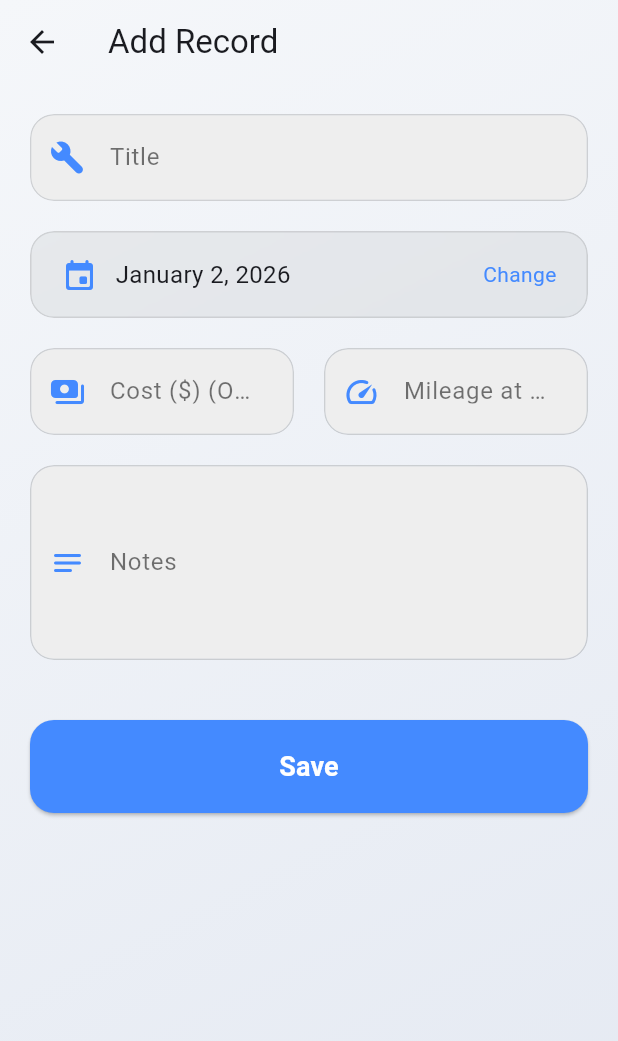
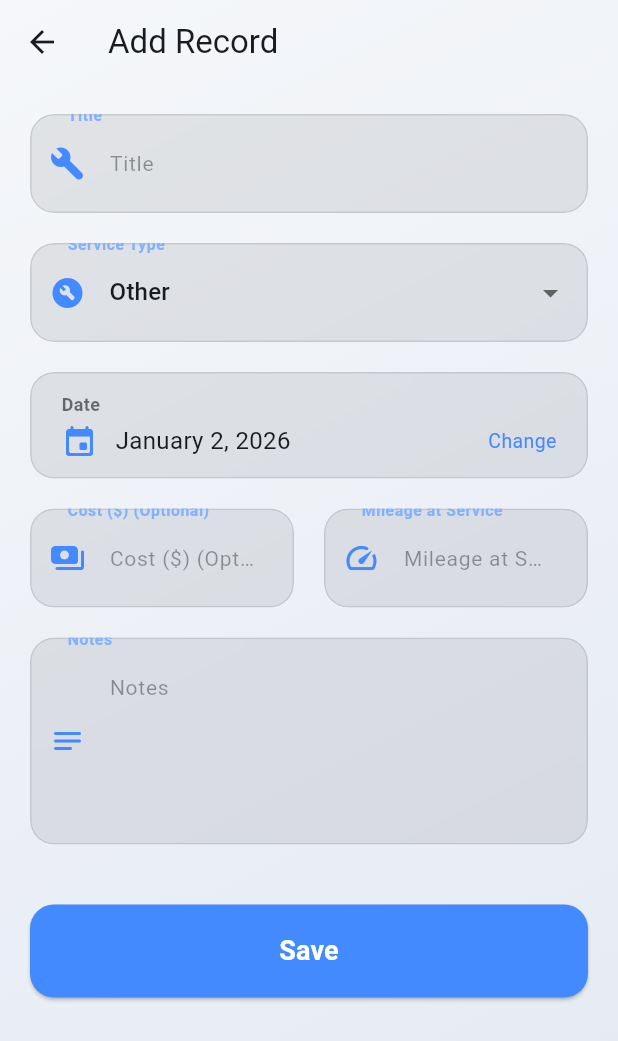
Before and after one commit to nhuquan/garage, a Flutter app: the AddEditMaintenanceScreen screen opened directly with empty values, on a phone screen of 412 x 824 dp. Shown: the top 1041 px of the screen. Run offline on Flutter 3.47's test engine with Material 3 defaults, Android fonts, the phone set to English and light mode, and no system bars; our stand-ins replace equatable, flutter_bloc, flutter_secure_storage, go_router, shared_preferences; accounts and stored records are empty.

Commit message:
Add type of maintenance

```diff
--- a/backend/lib/db.dart
+++ b/backend/lib/db.dart
@@ -60,11 +60,16 @@ class DbClient {
         id UUID PRIMARY KEY,
         vehicle_id UUID NOT NULL REFERENCES vehicles(id) ON DELETE CASCADE,
         title TEXT NOT NULL,
+        type TEXT NOT NULL DEFAULT 'other',
         date TIMESTAMP NOT NULL,
         cost DOUBLE PRECISION NOT NULL,
         mileage_at_service DOUBLE PRECISION NOT NULL,
         notes TEXT
       );
     ''');
+
+    await conn.execute('''
+      ALTER TABLE maintenance_items ADD COLUMN IF NOT EXISTS type TEXT NOT NULL DEFAULT 'other';
+    ''');
   }
 }
--- a/lib/l10n/app_en.arb
+++ b/lib/l10n/app_en.arb
@@ -40,5 +40,12 @@
   "notes": "Notes",
   "optional": "(Optional)",
   "noVehicles": "No vehicles found. Add one!",
-  "noMaintenance": "No maintenance records found."
+  "noMaintenance": "No maintenance records found.",
+  "serviceType": "Service Type",
+  "oil": "Oil Change",
+  "brake": "Brake Service",
+  "coolant": "Coolant Flush",
+  "tire": "Tire Rotation/Change",
+  "filter": "Filter Replacement",
+  "other": "Other"
 }
--- a/lib/l10n/app_localizations.dart
+++ b/lib/l10n/app_localizations.dart
@@ -301,6 +301,48 @@ abstract class AppLocalizations {
   /// In en, this message translates to:
   /// **'No maintenance records found.'**
   String get noMaintenance;
+
+  /// No description provided for @serviceType.
+  ///
+  /// In en, this message translates to:
+  /// **'Service Type'**
+  String get serviceType;
+
+  /// No description provided for @oil.
+  ///
+  /// In en, this message translates to:
+  /// **'Oil Change'**
+  String get oil;
+
+  /// No description provided for @brake.
+  ///
+  /// In en, this message translates to:
+  /// **'Brake Service'**
+  String get brake;
+
+  /// No description provided for @coolant.
+  ///
+  /// In en, this message translates to:
+  /// **'Coolant Flush'**
+  String get coolant;
+
+  /// No description provided for @tire.
+  ///
+  /// In en, this message translates to:
+  /// **'Tire Rotation/Change'**
+  String get tire;
+
+  /// No description provided for @filter.
+  ///
+  /// In en, this message translates to:
+  /// **'Filter Replacement'**
+  String get filter;
+
+  /// No description provided for @other.
+  ///
+  /// In en, this message translates to:
+  /// **'Other'**
+  String get other;
 }
 
 class _AppLocalizationsDelegate
--- a/lib/models/maintenance_item.dart
+++ b/lib/models/maintenance_item.dart
@@ -1,9 +1,11 @@
 import 'package:equatable/equatable.dart';
+import 'maintenance_type.dart';
 
 class MaintenanceItem extends Equatable {
   final String id;
   final String vehicleId;
   final String title;
+  final MaintenanceType type;
   final DateTime date;
   final double cost;
   final double mileageAtService;
@@ -13,6 +15,7 @@ class MaintenanceItem extends Equatable {
     required this.id,
     required this.vehicleId,
     required this.title,
+    required this.type,
     required this.date,
     required this.cost,
     required this.mileageAtService,
@@ -23,6 +26,7 @@ class MaintenanceItem extends Equatable {
     String? id,
     String? vehicleId,
     String? title,
+    MaintenanceType? type,
     DateTime? date,
     double? cost,
     double? mileageAtService,
@@ -32,6 +36,7 @@ class MaintenanceItem extends Equatable {
       id: id ?? this.id,
       vehicleId: vehicleId ?? this.vehicleId,
       title: title ?? this.title,
+      type: type ?? this.type,
       date: date ?? this.date,
       cost: cost ?? this.cost,
       mileageAtService: mileageAtService ?? this.mileageAtService,
@@ -44,6 +49,7 @@ class MaintenanceItem extends Equatable {
       'id': id,
       'vehicleId': vehicleId,
       'title': title,
+      'type': type.name,
       'date': date.toIso8601String(),
       'cost': cost,
       'mileageAtService': mileageAtService,
@@ -56,6 +62,7 @@ class MaintenanceItem extends Equatable {
       id: map['id'] as String,
       vehicleId: map['vehicleId'] as String,
       title: map['title'] as String,
+      type: MaintenanceType.fromString(map['type'] as String?),
       date: DateTime.parse(map['date'] as String),
       cost: (map['cost'] as num?)?.toDouble() ?? 0.0,
       mileageAtService: (map['mileageAtService'] as num).toDouble(),
@@ -64,5 +71,5 @@ class MaintenanceItem extends Equatable {
   }
 
   @override
-  List<Object?> get props => [id, vehicleId, title, date, cost, mileageAtService, notes];
+  List<Object?> get props => [id, vehicleId, title, type, date, cost, mileageAtService, notes];
 }
--- /dev/null
+++ b/lib/models/maintenance_type.dart
@@ -0,0 +1,70 @@
+import 'package:flutter/material.dart';
+
+import '../l10n/app_localizations.dart';
+
+enum MaintenanceType {
+  oil,
+  brake,
+  coolant,
+  tire,
+  filter,
+  other;
+
+  String localizedName(AppLocalizations l10n) {
+    switch (this) {
+      case MaintenanceType.oil:
+        return l10n.oil;
+      case MaintenanceType.brake:
+        return l10n.brake;
+      case MaintenanceType.coolant:
+        return l10n.coolant;
+      case MaintenanceType.tire:
+        return l10n.tire;
+      case MaintenanceType.filter:
+        return l10n.filter;
+      case MaintenanceType.other:
+        return l10n.other;
+    }
+  }
+
+  String get displayName {
+    switch (this) {
+      case MaintenanceType.oil:
+        return 'Oil Change';
+      case MaintenanceType.brake:
+        return 'Brake Service';
+      case MaintenanceType.coolant:
+        return 'Coolant Flush';
+      case MaintenanceType.tire:
+        return 'Tire Rotation/Change';
+      case MaintenanceType.filter:
+        return 'Filter Replacement';
+      case MaintenanceType.other:
+        return 'Other';
+    }
+  }
+
+  IconData get icon {
+    switch (this) {
+      case MaintenanceType.oil:
+        return Icons.oil_barrel_rounded;
+      case MaintenanceType.brake:
+        return Icons.minor_crash_rounded; // Or icons.settings_backup_restore
+      case MaintenanceType.coolant:
+        return Icons.water_drop_rounded;
+      case MaintenanceType.tire:
+        return Icons.tire_repair_rounded;
+      case MaintenanceType.filter:
+        return Icons.air_rounded;
+      case MaintenanceType.other:
+        return Icons.build_circle_rounded;
+    }
+  }
+
+  static MaintenanceType fromString(String? value) {
+    return MaintenanceType.values.firstWhere(
+      (e) => e.name == value,
+      orElse: () => MaintenanceType.other,
+    );
+  }
+}
--- a/lib/screens/add_edit_maintenance_screen.dart
+++ b/lib/screens/add_edit_maintenance_screen.dart
@@ -7,6 +7,7 @@ import 'package:uuid/uuid.dart';
 import '../blocs/garage_bloc.dart';
 import '../blocs/garage_event.dart';
 import '../models/maintenance_item.dart';
+import '../models/maintenance_type.dart';
 import '../widgets/glass_widget.dart';
 
 class AddEditMaintenanceScreen extends StatefulWidget {
@@ -26,6 +27,7 @@ class _AddEditMaintenanceScreenState extends State<AddEditMaintenanceScreen> {
   late TextEditingController _mileageController;
   late TextEditingController _notesController;
   late DateTime _selectedDate;
+  late MaintenanceType _selectedType;
 
   @override
   void initState() {
@@ -37,6 +39,7 @@ class _AddEditMaintenanceScreenState extends State<AddEditMaintenanceScreen> {
     _mileageController = TextEditingController(text: widget.item?.mileageAtService.toString() ?? '');
     _notesController = TextEditingController(text: widget.item?.notes ?? '');
     _selectedDate = widget.item?.date ?? DateTime.now();
+    _selectedType = widget.item?.type ?? MaintenanceType.other;
   }
 
   @override
@@ -71,6 +74,7 @@ class _AddEditMaintenanceScreenState extends State<AddEditMaintenanceScreen> {
         id: widget.item?.id ?? const Uuid().v4(),
         vehicleId: widget.vehicleId,
         title: title,
+        type: _selectedType,
         date: _selectedDate,
         cost: cost,
         mileageAtService: mileage,
@@ -117,11 +121,52 @@ class _AddEditMaintenanceScreenState extends State<AddEditMaintenanceScreen> {
                 ),
               ),
               const SizedBox(height: 20),
+              _buildFieldWrapper(
+                child: DropdownButtonFormField<MaintenanceType>(
+                  value: _selectedType,
+                  decoration: _buildInputDecoration(
+                    l10n.serviceType,
+                    _selectedType.icon,
+                    isDark,
+                  ),
+                  dropdownColor: isDark ? const Color(0xFF1E1E1E) : Colors.white,
+                  items: MaintenanceType.values.map((type) {
+                    return DropdownMenuItem(
+                      value: type,
+                      child: Text(type.localizedName(l10n)),
+                    );
+                  }).toList(),
+                  onChanged: (value) {
+                    if (value != null) {
+                      setState(() {
+                        _selectedType = value;
+                        if (_titleController.text.isEmpty ||
+                            MaintenanceType.values.any((e) => e.localizedName(l10n) == _titleController.text)) {
+                          _titleController.text = value.localizedName(l10n);
+                        }
+                      });
+                    }
+                  },
+                ),
+              ),
+              const SizedBox(height: 20),
               GestureDetector(
                 onTap: _pickDate,
                 child: _buildFieldWrapper(
-                  padding: const EdgeInsets.symmetric(horizontal: 20, vertical: 16),
-                  child: Row(
+                  padding: const EdgeInsets.symmetric(horizontal: 20, vertical: 12),
+                  child: Column(
+                    crossAxisAlignment: CrossAxisAlignment.start,
+                    children: [
+                      Text(
+                        l10n.date,
+                        style: TextStyle(
+                          color: isDark ? Colors.white.withOpacity(0.7) : Colors.black54,
+                          fontSize: 12,
+                          fontWeight: FontWeight.bold,
+                        ),
+                      ),
+                      const SizedBox(height: 4),
+                      Row(
                         children: [
                           const Icon(Icons.event_rounded, color: Colors.blueAccent),
                           const SizedBox(width: 12),
@@ -132,7 +177,9 @@ class _AddEditMaintenanceScreenState extends State<AddEditMaintenanceScreen> {
                           const Spacer(),
                           Text(
                             l10n.localeName == 'vi' ? 'Thay đổi' : 'Change',
-                        style: const TextStyle(color: Colors.blueAccent),
+                            style: const TextStyle(color: Colors.blueAccent, fontSize: 13),
+                          ),
+                        ],
                       ),
                     ],
                   ),
@@ -209,7 +256,7 @@ class _AddEditMaintenanceScreenState extends State<AddEditMaintenanceScreen> {
 
   Widget _buildFieldWrapper({required Widget child, EdgeInsetsGeometry? padding}) {
     return GlassWidget(
-      opacity: 0.05,
+      opacity: 0.08,
       borderRadius: 16,
       padding: padding,
       child: child,
@@ -219,10 +266,30 @@ class _AddEditMaintenanceScreenState extends State<AddEditMaintenanceScreen> {
   InputDecoration _buildInputDecoration(String label, IconData icon, bool isDark) {
     return InputDecoration(
       labelText: label,
-      labelStyle: TextStyle(color: isDark ? Colors.white54 : Colors.black54),
+      labelStyle: TextStyle(
+        color: isDark ? Colors.white : Colors.black87,
+        fontSize: 16,
+        fontWeight: FontWeight.w500,
+      ),
+      floatingLabelStyle: TextStyle(
+        color: Colors.blueAccent[100],
+        fontWeight: FontWeight.bold,
+        fontSize: 14,
+      ),
+      floatingLabelBehavior: FloatingLabelBehavior.always,
+      hintText: label,
+      hintStyle: TextStyle(
+        color: isDark ? Colors.white38 : Colors.black38,
+        fontSize: 14,
+      ),
       prefixIcon: Icon(icon, color: Colors.blueAccent),
-      border: InputBorder.none,
-      contentPadding: const EdgeInsets.symmetric(horizontal: 20, vertical: 16),
+      border: OutlineInputBorder(
+        borderRadius: BorderRadius.circular(16),
+        borderSide: BorderSide.none,
+      ),
+      contentPadding: const EdgeInsets.symmetric(horizontal: 20, vertical: 20),
+      filled: true,
+      fillColor: Colors.transparent,
     );
   }
 }
--- a/lib/screens/vehicle_details_screen.dart
+++ b/lib/screens/vehicle_details_screen.dart
@@ -104,7 +104,7 @@ class VehicleDetailsScreen extends StatelessWidget {
                                       color: Colors.blueAccent.withOpacity(0.1),
                                       shape: BoxShape.circle,
                                     ),
-                                    child: const Icon(Icons.build_circle_rounded, color: Colors.blueAccent),
+                                    child: Icon(record.type.icon, color: Colors.blueAccent),
                                   ),
                                   title: Text(
                                     record.title,
```
Also changed, not shown: lib/l10n/app_localizations_en.dart (+21 -0 lines), lib/l10n/app_localizations_vi.dart (+21 -0 lines), lib/l10n/app_vi.arb (+8 -1 lines), lib/screens/add_edit_vehicle_screen.dart (+24 -4 lines), 6 other files. Lines whose indentation alone changed are shown as unchanged.
